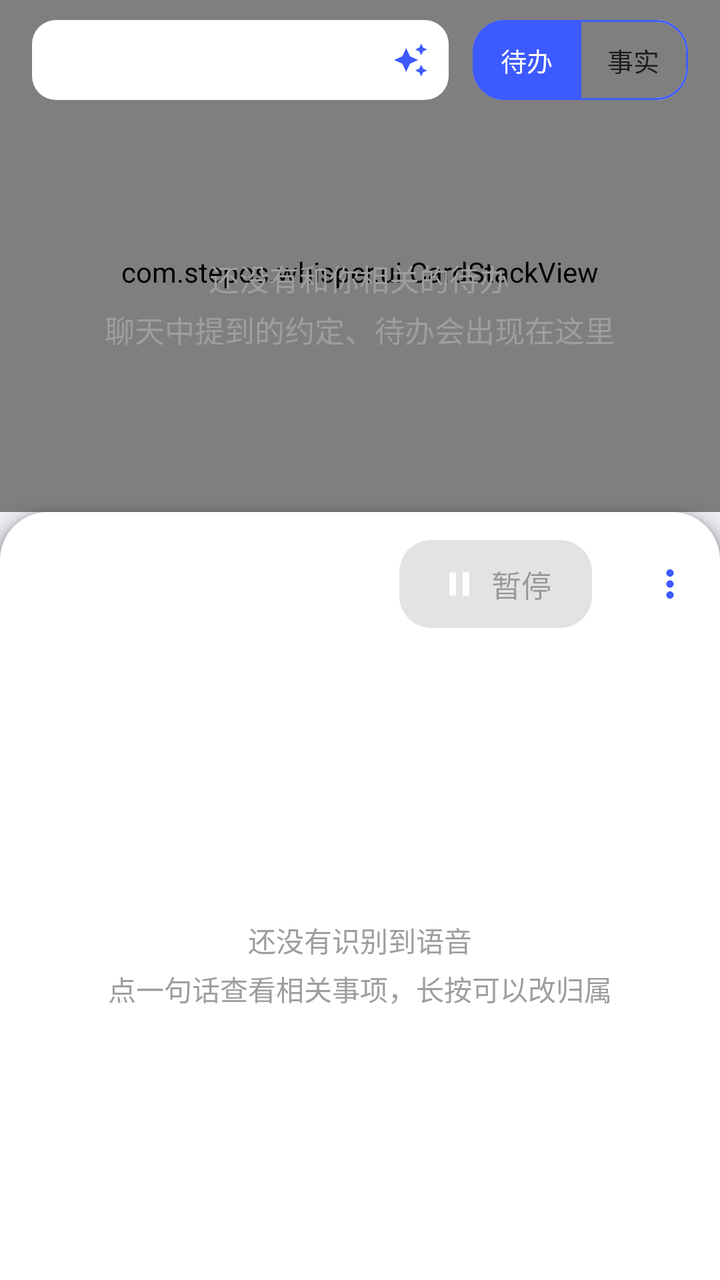
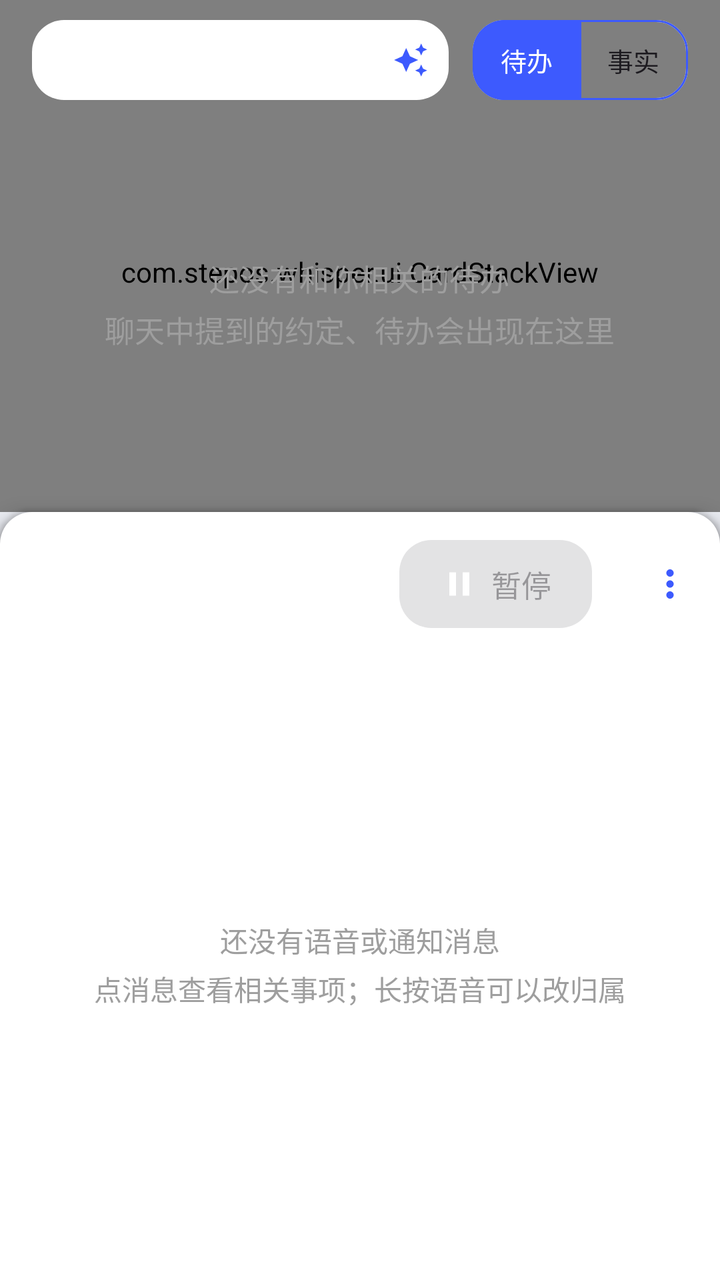

Screens rendered from an Android XML layout before and after an edit, with the pre-edit source and the edit as a unified diff.
<!-- AndroidManifest.xml: activity theme Theme.Whisper.Fullscreen -->
<!-- res/layout/activity_main.xml -->
<?xml version="1.0" encoding="utf-8"?>
<LinearLayout xmlns:android="http://schemas.android.com/apk/res/android"
    xmlns:app="http://schemas.android.com/apk/res-auto"
    android:id="@+id/root"
    android:layout_width="match_parent"
    android:layout_height="match_parent"
    android:background="@color/main_bg"
    android:clipChildren="false"
    android:clipToPadding="false"
    android:orientation="vertical">

    
    <FrameLayout
        android:layout_width="match_parent"
        android:layout_height="0dp"
        android:layout_weight="4"
        android:clipChildren="false">

        <com.stepos.whisper.ui.CardStackView
            android:id="@+id/cards"
            android:layout_width="match_parent"
            android:layout_height="match_parent"
            android:paddingHorizontal="48dp"
            android:paddingTop="62dp"
            android:paddingBottom="46dp" />

        <TextView
            android:id="@+id/cards_empty"
            android:layout_width="wrap_content"
            android:layout_height="wrap_content"
            android:layout_gravity="center"
            android:layout_marginTop="24dp"
            android:gravity="center"
            android:lineSpacingExtra="4dp"
            android:text="@string/cards_empty"
            android:textColor="@color/partial_text"
            android:textSize="15sp" />

        <TextView
            android:id="@+id/cards_index"
            android:layout_width="wrap_content"
            android:layout_height="wrap_content"
            android:layout_gravity="bottom|center_horizontal"
            android:layout_marginBottom="2dp"
            android:textColor="@color/partial_text"
            android:textSize="12sp" />

        
        <LinearLayout
            android:layout_width="match_parent"
            android:layout_height="wrap_content"
            android:layout_gravity="top"
            android:gravity="center_vertical"
            android:orientation="horizontal"
            android:paddingStart="16dp"
            android:paddingTop="10dp"
            android:paddingEnd="16dp">

            <LinearLayout
                android:id="@+id/ai_status_box"
                android:layout_width="0dp"
                android:layout_height="40dp"
                android:layout_weight="1"
                android:background="@drawable/bg_tag"
                android:clickable="true"
                android:contentDescription="@string/action_extract_all"
                android:focusable="true"
                android:foreground="@drawable/bg_row"
                android:gravity="center_vertical"
                android:orientation="horizontal"
                android:paddingStart="12dp"
                android:paddingEnd="10dp">

                <View
                    android:id="@+id/ai_dot"
                    android:layout_width="8dp"
                    android:layout_height="8dp"
                    android:background="@drawable/bg_dot" />

                <TextView
                    android:id="@+id/ai_status"
                    android:layout_width="0dp"
                    android:layout_height="wrap_content"
                    android:layout_marginStart="8dp"
                    android:layout_weight="1"
                    android:ellipsize="end"
                    android:maxLines="1"
                    android:textColor="?attr/colorOnSurface"
                    android:textSize="13sp" />

                <ImageView
                    android:layout_width="18dp"
                    android:layout_height="18dp"
                    android:layout_marginStart="6dp"
                    android:contentDescription="@null"
                    android:src="@drawable/ic_ai_sync"
                    app:tint="@color/primary" />
            </LinearLayout>

            <com.google.android.material.button.MaterialButtonToggleGroup
                android:id="@+id/card_kind"
                android:layout_width="wrap_content"
                android:layout_height="wrap_content"
                android:layout_marginStart="12dp"
                app:checkedButton="@+id/kind_todo"
                app:selectionRequired="true"
                app:singleSelection="true">

                <com.google.android.material.button.MaterialButton
                    android:id="@+id/kind_todo"
                    style="@style/Widget.Whisper.KindToggle"
                    android:layout_width="wrap_content"
                    android:layout_height="40dp"
                    android:text="@string/kind_todo" />

                <com.google.android.material.button.MaterialButton
                    android:id="@+id/kind_fact"
                    style="@style/Widget.Whisper.KindToggle"
                    android:layout_width="wrap_content"
                    android:layout_height="40dp"
                    android:text="@string/kind_fact" />
            </com.google.android.material.button.MaterialButtonToggleGroup>
        </LinearLayout>
    </FrameLayout>

    
    <LinearLayout
        android:layout_width="match_parent"
        android:layout_height="0dp"
        android:layout_weight="6"
        android:background="@drawable/bg_live_panel"
        android:elevation="8dp"
        android:orientation="vertical"
        android:paddingHorizontal="16dp"
        android:paddingTop="14dp">

        
        <LinearLayout
            android:layout_width="match_parent"
            android:layout_height="wrap_content"
            android:gravity="center_vertical"
            android:orientation="horizontal">

            <View
                android:id="@+id/status_dot"
                android:layout_width="10dp"
                android:layout_height="10dp"
                android:background="@drawable/bg_dot" />

            <TextView
                android:id="@+id/status"
                android:layout_width="0dp"
                android:layout_height="wrap_content"
                android:layout_marginStart="8dp"
                android:layout_marginEnd="8dp"
                android:layout_weight="1"
                android:ellipsize="end"
                android:maxLines="2"
                android:textAppearance="?attr/textAppearanceTitleSmall" />

            <com.google.android.material.button.MaterialButton
                android:id="@+id/toggle"
                android:layout_width="wrap_content"
                android:layout_height="@dimen/button_height"
                android:enabled="false"
                android:minWidth="96dp"
                android:text="@string/action_pause"
                app:icon="@drawable/ic_pause"
                app:iconGravity="textStart"
                app:iconTint="?attr/colorOnPrimary" />

            <com.google.android.material.button.MaterialButton
                android:id="@+id/more"
                style="@style/Widget.Whisper.Button.Icon"
                android:layout_width="@dimen/icon_button_size"
                android:layout_height="@dimen/icon_button_size"
                android:layout_marginStart="4dp"
                android:contentDescription="@string/action_more"
                app:icon="@drawable/ic_more" />
        </LinearLayout>

        
        <LinearLayout
            android:id="@+id/alias_banner"
            android:layout_width="match_parent"
            android:layout_height="wrap_content"
            android:layout_marginTop="10dp"
            android:background="@drawable/bg_banner_warn"
            android:clickable="true"
            android:focusable="true"
            android:gravity="center_vertical"
            android:minHeight="40dp"
            android:orientation="horizontal"
            android:paddingHorizontal="12dp"
            android:visibility="gone">

            <ImageView
                android:layout_width="18dp"
                android:layout_height="18dp"
                android:contentDescription="@null"
                android:src="@drawable/ic_screenshot"
                app:tint="@color/state_warn" />

            <TextView
                android:id="@+id/alias_banner_text"
                android:layout_width="0dp"
                android:layout_height="wrap_content"
                android:layout_marginStart="8dp"
                android:layout_weight="1"
                android:textColor="?attr/colorOnSurface"
                android:textSize="13sp" />

            <TextView
                android:layout_width="wrap_content"
                android:layout_height="wrap_content"
                android:text="@string/live_action_assign"
                android:textColor="@color/state_warn"
                android:textSize="13sp"
                android:textStyle="bold" />

            <ImageView
                android:layout_width="18dp"
                android:layout_height="18dp"
                android:contentDescription="@null"
                android:src="@drawable/ic_chevron"
                app:tint="@color/state_warn" />
        </LinearLayout>

        
        <LinearLayout
            android:id="@+id/notification_banner"
            android:layout_width="match_parent"
            android:layout_height="wrap_content"
            android:layout_marginTop="6dp"
            android:background="@drawable/bg_banner_info"
            android:gravity="center_vertical"
            android:minHeight="36dp"
            android:orientation="horizontal"
            android:paddingHorizontal="12dp"
            android:visibility="gone">

            <ImageView
                android:layout_width="18dp"
                android:layout_height="18dp"
                android:contentDescription="@null"
                android:src="@drawable/ic_chat"
                app:tint="@color/state_busy" />

            <TextView
                android:id="@+id/notification_banner_text"
                android:layout_width="0dp"
                android:layout_height="wrap_content"
                android:layout_marginStart="8dp"
                android:layout_weight="1"
                android:textColor="?attr/colorOnSurface"
                android:textSize="13sp" />
        </LinearLayout>

        <androidx.recyclerview.widget.RecyclerView
            android:id="@+id/users"
            android:layout_width="match_parent"
            android:layout_height="wrap_content"
            android:layout_marginTop="10dp"
            android:clipToPadding="false"
            android:minHeight="40dp"
            android:orientation="horizontal" />

        <FrameLayout
            android:layout_width="match_parent"
            android:layout_height="0dp"
            android:layout_marginTop="4dp"
            android:layout_weight="1">

            <androidx.recyclerview.widget.RecyclerView
                android:id="@+id/transcript"
                android:layout_width="match_parent"
                android:layout_height="match_parent"
                android:clipToPadding="false"
                android:paddingBottom="8dp" />

            <TextView
                android:id="@+id/empty"
                android:layout_width="wrap_content"
                android:layout_height="wrap_content"
                android:layout_gravity="center"
                android:gravity="center"
                android:lineSpacingExtra="4dp"
                android:text="@string/transcript_empty"
                android:textColor="@color/partial_text" />
        </FrameLayout>

        <TextView
            android:id="@+id/partial"
            android:layout_width="match_parent"
            android:layout_height="wrap_content"
            android:minHeight="44dp"
            android:paddingVertical="8dp"
            android:textColor="@color/partial_text"
            android:textSize="17sp" />
    </LinearLayout>
</LinearLayout>
<!-- resources referenced by this layout -->
<resources>
  <color name="main_bg">#FFEEF0F6</color>
  <color name="partial_text">#FF9E9E9E</color>
  <color name="primary">#FF3D5AFE</color>
  <color name="state_busy">#FF1E88E5</color>
  <color name="state_warn">#FFF57C00</color>
  <dimen name="button_height">44dp</dimen>
  <dimen name="icon_button_size">44dp</dimen>
  <!-- drawable bg_banner_info (drawable) -->
  <?xml version="1.0" encoding="utf-8"?>
  <ripple xmlns:android="http://schemas.android.com/apk/res/android"
      android:color="?attr/colorControlHighlight">
      <item>
          <shape android:shape="rectangle">
              <solid android:color="#1A3D5AFE" />
              <corners android:radius="@dimen/corner_s" />
          </shape>
      </item>
  </ripple>
  <!-- drawable bg_banner_warn (drawable) -->
  <?xml version="1.0" encoding="utf-8"?>
  <ripple xmlns:android="http://schemas.android.com/apk/res/android"
      android:color="?attr/colorControlHighlight">
      <item>
          <shape android:shape="rectangle">
              <solid android:color="@color/warn_bg" />
              <corners android:radius="@dimen/corner_s" />
          </shape>
      </item>
  </ripple>
  <!-- drawable bg_dot (drawable) -->
  <?xml version="1.0" encoding="utf-8"?>
  <shape xmlns:android="http://schemas.android.com/apk/res/android"
      android:shape="oval">
      <solid android:color="#FFFFFFFF" />
  </shape>
  <!-- drawable bg_live_panel (drawable) -->
  <?xml version="1.0" encoding="utf-8"?>
  <shape xmlns:android="http://schemas.android.com/apk/res/android"
      android:shape="rectangle">
      <solid android:color="@color/panel_bg" />
      <corners
          android:topLeftRadius="@dimen/corner_l"
          android:topRightRadius="@dimen/corner_l" />
  </shape>
  <!-- drawable bg_tag (drawable) -->
  <?xml version="1.0" encoding="utf-8"?>
  <shape xmlns:android="http://schemas.android.com/apk/res/android"
      android:shape="rectangle">
      <solid android:color="@color/panel_bg" />
      <corners android:radius="@dimen/corner_s" />
  </shape>
  <!-- drawable ic_chat (drawable) -->
  <?xml version="1.0" encoding="utf-8"?>
  <vector xmlns:android="http://schemas.android.com/apk/res/android"
      android:width="24dp"
      android:height="24dp"
      android:tint="?attr/colorOnSurface"
      android:viewportWidth="24"
      android:viewportHeight="24">
      <path
          android:fillColor="#FF000000"
          android:pathData="M20,2H4C2.9,2 2,2.9 2,4v18l4,-4h14c1.1,0 2,-0.9 2,-2V4C22,2.9 21.1,2 20,2zM6,9h12v2H6V9zM14,13H6v-2h8V13zM18,7H6V5h12V7z" />
  </vector>
  <string name="action_extract_all">让 AI 立即识别</string>
  <string name="action_more">更多</string>
  <string name="action_pause">暂停</string>
  <string name="cards_empty">还没有和你相关的待办\n聊天中提到的约定、待办会出现在这里</string>
  <string name="kind_fact">事实</string>
  <string name="kind_todo">待办</string>
  <string name="live_action_assign">指定</string>
  <string name="transcript_empty">还没有识别到语音\n点一句话查看相关事项，长按可以改归属</string>
  <dimen name="corner_s">12dp</dimen>
  <color name="warn_bg">#1AF57C00</color>
  <color name="panel_bg">#FFFFFFFF</color>
  <dimen name="corner_l">24dp</dimen>
  <style name="ShapeAppearance.Whisper.Small" parent="ShapeAppearance.Material3.Corner.Small">
          <item name="cornerFamily">rounded</item>
          <item name="cornerSize">@dimen/corner_s</item>
      </style>
  <style name="Theme.Whisper.NoActionBar">
          <item name="windowActionBar">false</item>
          <item name="windowNoTitle">true</item>
      </style>
  <style name="ShapeAppearance.Whisper.Medium" parent="ShapeAppearance.Material3.Corner.Medium">
          <item name="cornerFamily">rounded</item>
          <item name="cornerSize">@dimen/corner_m</item>
      </style>
  <dimen name="corner_m">16dp</dimen>
  <!-- unchanged entries left out for length: 10 -->
</resources>

<!-- the commit's change to res/layout/activity_main.xml (unified diff, before → after) -->
@@ -63,7 +63,7 @@
                 android:layout_weight="1"
                 android:background="@drawable/bg_tag"
                 android:clickable="true"
-                android:contentDescription="@string/action_extract_all"
+                android:contentDescription="@string/ai_status_extract_hint"
                 android:focusable="true"
                 android:foreground="@drawable/bg_row"
                 android:gravity="center_vertical"
@@ -226,36 +226,6 @@
                 app:tint="@color/state_warn" />
         </LinearLayout>
 
-        
-        <LinearLayout
-            android:id="@+id/notification_banner"
-            android:layout_width="match_parent"
-            android:layout_height="wrap_content"
-            android:layout_marginTop="6dp"
-            android:background="@drawable/bg_banner_info"
-            android:gravity="center_vertical"
-            android:minHeight="36dp"
-            android:orientation="horizontal"
-            android:paddingHorizontal="12dp"
-            android:visibility="gone">
-
-            <ImageView
-                android:layout_width="18dp"
-                android:layout_height="18dp"
-                android:contentDescription="@null"
-                android:src="@drawable/ic_chat"
-                app:tint="@color/state_busy" />
-
-            <TextView
-                android:id="@+id/notification_banner_text"
-                android:layout_width="0dp"
-                android:layout_height="wrap_content"
-                android:layout_marginStart="8dp"
-                android:layout_weight="1"
-                android:textColor="?attr/colorOnSurface"
-                android:textSize="13sp" />
-        </LinearLayout>
-
         <androidx.recyclerview.widget.RecyclerView
             android:id="@+id/users"
             android:layout_width="match_parent"
<!-- resource entries referenced after the edit -->
@@ -3,21 +3,9 @@
   <color name="main_bg">#FFEEF0F6</color>
   <color name="partial_text">#FF9E9E9E</color>
   <color name="primary">#FF3D5AFE</color>
-  <color name="state_busy">#FF1E88E5</color>
   <color name="state_warn">#FFF57C00</color>
   <dimen name="button_height">44dp</dimen>
   <dimen name="icon_button_size">44dp</dimen>
-  <!-- drawable bg_banner_info (drawable) -->
-  <?xml version="1.0" encoding="utf-8"?>
-  <ripple xmlns:android="http://schemas.android.com/apk/res/android"
-      android:color="?attr/colorControlHighlight">
-      <item>
-          <shape android:shape="rectangle">
-              <solid android:color="#1A3D5AFE" />
-              <corners android:radius="@dimen/corner_s" />
-          </shape>
-      </item>
-  </ripple>
   <!-- drawable bg_banner_warn (drawable) -->
   <?xml version="1.0" encoding="utf-8"?>
   <ripple xmlns:android="http://schemas.android.com/apk/res/android"
@@ -51,30 +39,18 @@
       <solid android:color="@color/panel_bg" />
       <corners android:radius="@dimen/corner_s" />
   </shape>
-  <!-- drawable ic_chat (drawable) -->
-  <?xml version="1.0" encoding="utf-8"?>
-  <vector xmlns:android="http://schemas.android.com/apk/res/android"
-      android:width="24dp"
-      android:height="24dp"
-      android:tint="?attr/colorOnSurface"
-      android:viewportWidth="24"
-      android:viewportHeight="24">
-      <path
-          android:fillColor="#FF000000"
-          android:pathData="M20,2H4C2.9,2 2,2.9 2,4v18l4,-4h14c1.1,0 2,-0.9 2,-2V4C22,2.9 21.1,2 20,2zM6,9h12v2H6V9zM14,13H6v-2h8V13zM18,7H6V5h12V7z" />
-  </vector>
-  <string name="action_extract_all">让 AI 立即识别</string>
   <string name="action_more">更多</string>
   <string name="action_pause">暂停</string>
+  <string name="ai_status_extract_hint">点一下把未识别的内容立即交给 AI</string>
   <string name="cards_empty">还没有和你相关的待办\n聊天中提到的约定、待办会出现在这里</string>
   <string name="kind_fact">事实</string>
   <string name="kind_todo">待办</string>
   <string name="live_action_assign">指定</string>
-  <string name="transcript_empty">还没有识别到语音\n点一句话查看相关事项，长按可以改归属</string>
-  <dimen name="corner_s">12dp</dimen>
+  <string name="transcript_empty">还没有语音或通知消息\n点消息查看相关事项；长按语音可以改归属</string>
+  <dimen name="corner_s">16dp</dimen>
   <color name="warn_bg">#1AF57C00</color>
   <color name="panel_bg">#FFFFFFFF</color>
-  <dimen name="corner_l">24dp</dimen>
+  <dimen name="corner_l">16dp</dimen>
   <style name="ShapeAppearance.Whisper.Small" parent="ShapeAppearance.Material3.Corner.Small">
           <item name="cornerFamily">rounded</item>
           <item name="cornerSize">@dimen/corner_s</item>
